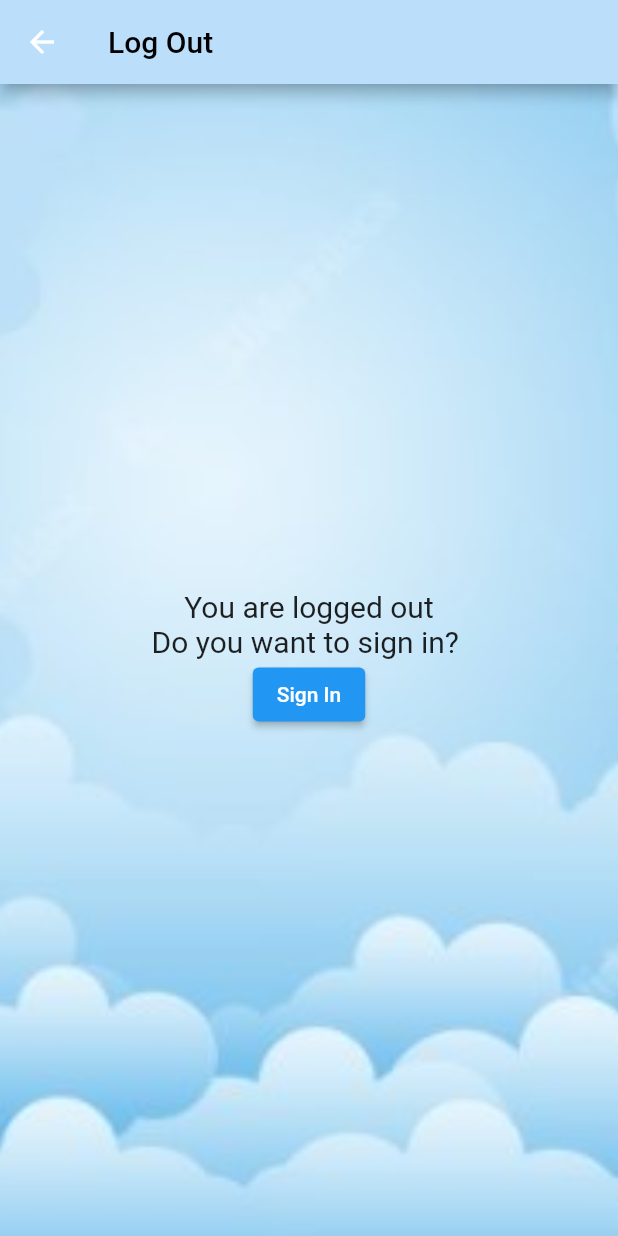
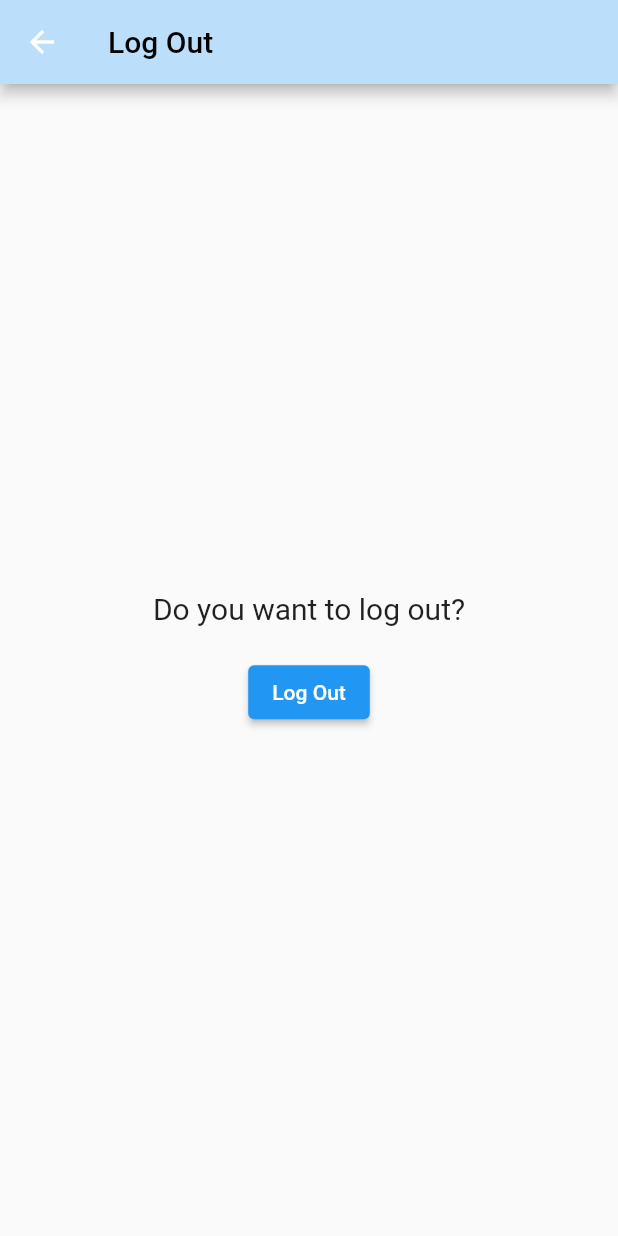
Before and after one commit to ancao99/EasyText, a Flutter app: the LogOut screen opened by its route, on a phone screen of 412 x 824 dp. Run offline on Flutter 3.47's test engine with Material 2 defaults, Android fonts, the phone set to English and light mode, and no system bars; our stand-ins replace cloud_firestore, firebase_auth, firebase_core; accounts and stored records are empty.

Commit message:
Update LogOut.dart

```diff
--- a/lib/drawer/LogOut.dart
+++ b/lib/drawer/LogOut.dart
@@ -2,6 +2,13 @@ import 'package:flutter/material.dart';
 
 class LogOut extends StatelessWidget {
   const LogOut({Key? key}) : super(key: key);
+
+  // Function to handle the log-out process
+  void _handleLogOut(BuildContext context) {
+    // TODO: Add your log-out logic here (e.g., clear authentication tokens, reset app state)
+    // For demonstration purposes, this example simply navigates back to the login page.
+    Navigator.pushNamedAndRemoveUntil(context, '/loginPage', (route) => false);
+  }
 
   @override
   Widget build(BuildContext context) {
@@ -13,51 +20,30 @@ class LogOut extends StatelessWidget {
         ),
         backgroundColor: Colors.blue[100],
       ),
-      body: Stack(
-        children: [
-          Container(
-            decoration: const BoxDecoration(
-              image: DecorationImage(
-                image: AssetImage('assets/logout.jpg'),
-                fit: BoxFit.cover,
-              ),
-            ),
-          ),
-          Align(
-            alignment: Alignment.center,
+      body: Center(
         child: Padding(
           padding: const EdgeInsets.all(20.0),
-              child: Container(
           child: Column(
             mainAxisAlignment: MainAxisAlignment.center,
             children: [
               const Text(
-                      'You are logged out',
+                'Do you want to log out?',
                 style: TextStyle(
                   fontSize: 20.0,
                 ),
               ),
-                    const Text(
-                      'Do you want to sign in? ',
-                      style: TextStyle(
-                        fontSize: 20.0,
-                      ),
-                    ),
+              const SizedBox(height: 20),
               ElevatedButton(
                 onPressed: () {
-                        print('Sign In');
-                        Navigator.pushNamed(context, '/registerPage');
+                  // Call the log-out function when the "Log Out" button is pressed.
+                  _handleLogOut(context);
                 },
-                      child: const Text('Sign In'),
+                child: const Text('Log Out'),
               ),
             ],
           ),
         ),
       ),
-          ),
-        ],
-      ),
     );
   }
-
 }
```
Lines whose indentation alone changed are shown as unchanged.
